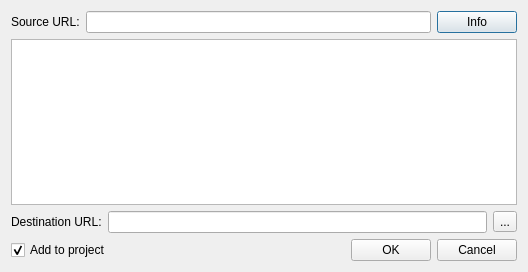
Before: the Qt Designer form src/plugins/dbi_bam/src/ConvertToSQLiteDialog.ui in violethaze74/ugene, drawn with Qt 5.
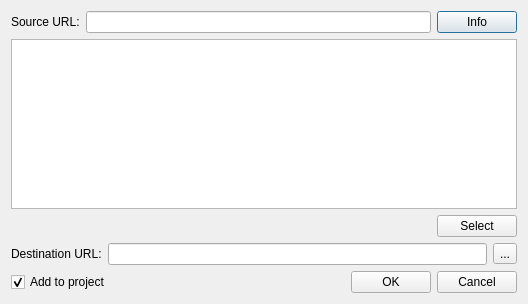
After: the same form once the commit is applied.

Commit message: UGENE-128: added select/unselect/inverse button; bam info dialog modified to show more information; fixed incorrect selection processing leads to crash.

Patch:
```diff
--- a/src/plugins/dbi_bam/src/ConvertToSQLiteDialog.ui
+++ b/src/plugins/dbi_bam/src/ConvertToSQLiteDialog.ui
@@ -7,7 +7,7 @@
     <x>0</x>
     <y>0</y>
     <width>528</width>
-    <height>272</height>
+    <height>304</height>
    </rect>
   </property>
   <property name="windowTitle">
@@ -52,6 +52,33 @@
      </property>
     </widget>
    </item>
+   <item>
+    <layout class="QHBoxLayout" name="horizontalLayout_4">
+     <property name="spacing">
+      <number>0</number>
+     </property>
+     <item>
+      <spacer name="horizontalSpacer_2">
+       <property name="orientation">
+        <enum>Qt::Horizontal</enum>
+       </property>
+       <property name="sizeHint" stdset="0">
+        <size>
+         <width>40</width>
+         <height>20</height>
+        </size>
+       </property>
+      </spacer>
+     </item>
+     <item>
+      <widget class="QPushButton" name="selectButton">
+       <property name="text">
+        <string>Select</string>
+       </property>
+      </widget>
+     </item>
+    </layout>
+   </item>
    <item>
     <layout class="QGridLayout" name="gridLayout">
      <item row="1" column="0">
```
The commit also changes 5 other files.
